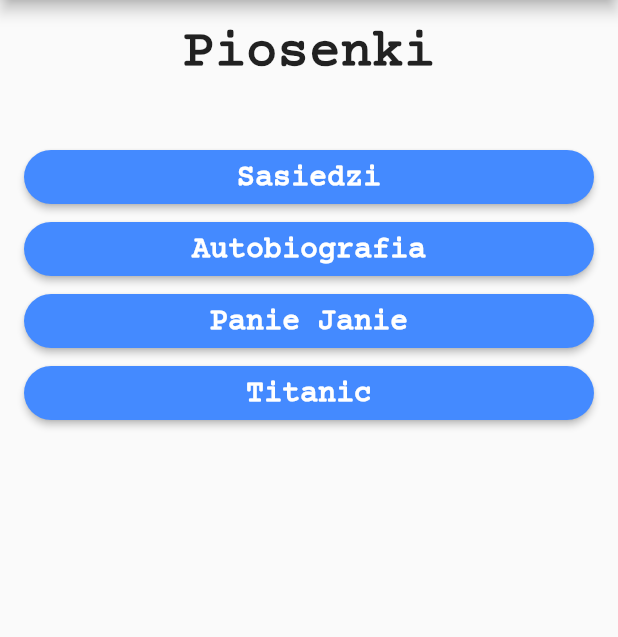
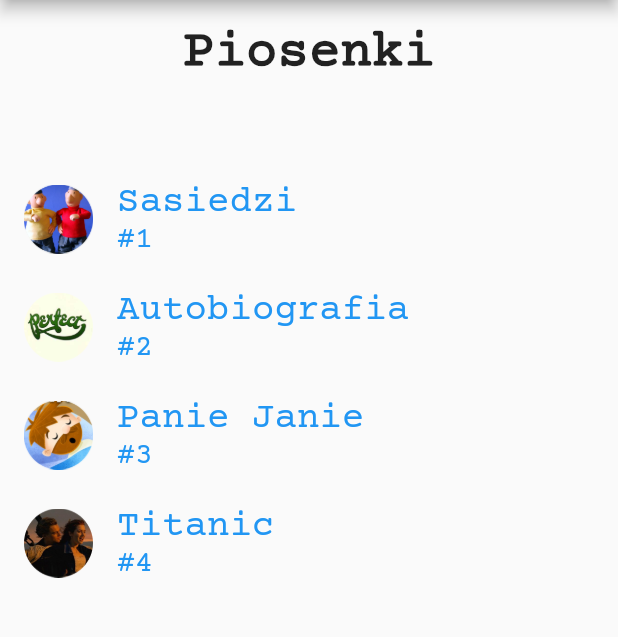
Before and after one commit to RobertKrzywina/Harmonica, a Flutter app: the screen it shows after launch, after a tap on "Piosenki", on a phone screen of 412 x 824 dp, the part 84-721 px from its top. Run offline on Flutter 3.47's test engine with Material 2 defaults, Android fonts, the phone set to English and light mode, and no system bars.

Commit message:
Improve style of displaying songs

```diff
--- a/lib/shared/buttonSection.dart
+++ b/lib/shared/buttonSection.dart
@@ -4,9 +4,8 @@ import 'package:flutter/material.dart';
 class ButtonSection extends StatelessWidget {
   String _text;
   StatelessWidget _statelessWidget;
-  String textContent;
 
-  ButtonSection(this._text, this._statelessWidget, [this.textContent]);
+  ButtonSection(this._text, this._statelessWidget);
 
   @override
   Widget build(BuildContext context) {
@@ -27,10 +26,7 @@ class ButtonSection extends StatelessWidget {
       onPressed: () {
         Navigator.push(
           context,
-          MaterialPageRoute(
-            builder: (context) => _statelessWidget,
-            settings: RouteSettings(arguments: textContent),
-          ),
+          MaterialPageRoute(builder: (context) => _statelessWidget),
         );
       },
     );
--- a/lib/shared/constants.dart
+++ b/lib/shared/constants.dart
@@ -22,6 +22,15 @@ const String SASIEDZI = 'Sasiedzi';
 const String AUTOBIOGRAFIA = 'Autobiografia';
 const String PANIE_JANIE = 'Panie Janie';
 const String TITANIC = 'Titanic';
+
+////////////////////////////////////////////////////////////////////////////////
+
+const String SASIEDZI_IMG = 'assets/images/songs/sasiedzi.png';
+const String PERFECT_IMG = 'assets/images/songs/perfect.png';
+const String PANIE_JANIE_IMG = 'assets/images/songs/panieJanie.png';
+const String TITANIC_IMG = 'assets/images/songs/titanic.png';
+
+////////////////////////////////////////////////////////////////////////////////
 
 const String SASIEDZI_CONTENT = '6 6 7\n\n'
     '6 6 5\n\n'
--- /dev/null
+++ b/lib/shared/listTileSongSection.dart
@@ -0,0 +1,47 @@
+import 'package:flutter/material.dart';
+
+import '../song.dart';
+
+class ListTileSongSection extends StatelessWidget {
+  String _name;
+  String _imagePath;
+  int _number;
+
+  ListTileSongSection(this._name, this._imagePath, this._number);
+
+  @override
+  Widget build(BuildContext context) {
+    return Container(
+      child: ListTile(
+        leading: Tab(
+          icon: Container(
+            child: Image(
+              image: AssetImage(
+                _imagePath,
+              ),
+              fit: BoxFit.cover,
+            ),
+          ),
+        ),
+        title: Text(
+          _name,
+          style: TextStyle(fontSize: 25),
+        ),
+        subtitle: Text(
+          '#$_number',
+          style: TextStyle(fontSize: 20),
+        ),
+        selected: true,
+        onTap: () {
+          Navigator.push(
+            context,
+            MaterialPageRoute(
+              builder: (context) => Song(),
+              settings: RouteSettings(arguments: _name),
+            ),
+          );
+        },
+      ),
+    );
+  }
+}
--- a/lib/songs.dart
+++ b/lib/songs.dart
@@ -1,41 +1,49 @@
 import 'package:flutter/cupertino.dart';
 import 'package:flutter/material.dart';
 import 'package:harmonijka/shared/backTextSection.dart';
-import 'package:harmonijka/shared/buttonSection.dart';
+import 'package:harmonijka/shared/constants.dart';
+import 'package:harmonijka/shared/listTileSongSection.dart';
 import 'package:harmonijka/shared/screenTitleSection.dart';
-import 'package:harmonijka/song.dart';
-
-import 'shared/constants.dart';
 
 class Songs extends StatelessWidget {
   @override
   Widget build(BuildContext context) {
     return Scaffold(
       appBar: AppBar(
-        title: Column(
+        title: BackTextSection(),
+      ),
+      body: ListView(
         children: <Widget>[
-            BackTextSection(),
-          ],
-        ),
-      ),
-      body: Container(
+          Container(
             padding: EdgeInsets.all(16.0),
             width: MediaQuery.of(context).size.width,
             child: Column(
               children: <Widget>[
                 ScreenTitleSection(SONGS + '\n'),
-            Expanded(
-              child: ListView(
-                children: <Widget>[
-                  ButtonSection(SASIEDZI, Song(), SASIEDZI),
-                  ButtonSection(AUTOBIOGRAFIA, Song(), AUTOBIOGRAFIA),
-                  ButtonSection(PANIE_JANIE, Song(), PANIE_JANIE),
-                  ButtonSection(TITANIC, Song(), TITANIC),
               ],
             ),
           ),
+          ListTileSongSection(
+            SASIEDZI,
+            SASIEDZI_IMG,
+            1,
+          ),
+          ListTileSongSection(
+            AUTOBIOGRAFIA,
+            PERFECT_IMG,
+            2,
+          ),
+          ListTileSongSection(
+            PANIE_JANIE,
+            PANIE_JANIE_IMG,
+            3,
+          ),
+          ListTileSongSection(
+            TITANIC,
+            TITANIC_IMG,
+            4,
+          ),
         ],
-        ),
       ),
     );
   }
--- a/pubspec.yaml
+++ b/pubspec.yaml
@@ -53,6 +53,7 @@ flutter:
   # To add assets to your application, add an assets section, like this:
   assets:
     - assets/images/
+    - assets/images/songs/
 
   # An image asset can refer to one or more resolution-specific "variants", see
   # https://flutter.dev/assets-and-images/#resolution-aware.
```
Also changed, not shown: assets/images/songs/panieJanie.png (added), assets/images/songs/perfect.png (added), assets/images/songs/sasiedzi.png (added), assets/images/songs/titanic.png (added). Lines whose indentation alone changed are shown as unchanged.
